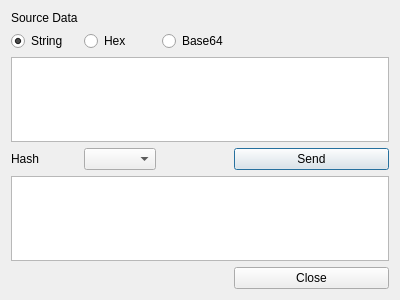
Qt form CertMan/tsp_dlg.ui (jykim74/CertMan) before a commit.
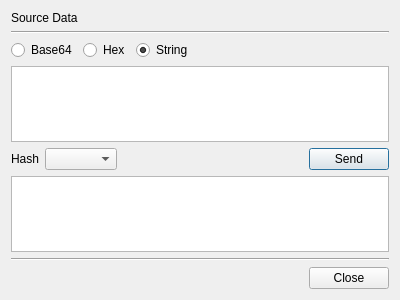
The same form after that commit.

Patch:
```diff
--- a/CertMan/tsp_dlg.ui
+++ b/CertMan/tsp_dlg.ui
@@ -13,80 +13,141 @@
   <property name="windowTitle">
    <string>TSP Service</string>
   </property>
-  <layout class="QGridLayout" name="gridLayout">
-   <item row="2" column="0" colspan="4">
-    <widget class="QPlainTextEdit" name="mSrcText"/>
-   </item>
-   <item row="1" column="0">
-    <widget class="QRadioButton" name="mSrcStringCheck">
-     <property name="text">
-      <string>String</string>
-     </property>
-     <property name="checked">
-      <bool>true</bool>
-     </property>
-    </widget>
-   </item>
-   <item row="3" column="0">
-    <widget class="QLabel" name="label_2">
-     <property name="text">
-      <string>Hash</string>
-     </property>
-    </widget>
-   </item>
-   <item row="3" column="3">
-    <widget class="QPushButton" name="mSendBtn">
-     <property name="text">
-      <string>Send</string>
-     </property>
-    </widget>
-   </item>
-   <item row="4" column="0" colspan="4">
-    <widget class="QPlainTextEdit" name="mOutputText"/>
-   </item>
-   <item row="0" column="0">
+  <layout class="QVBoxLayout" name="verticalLayout">
+   <item>
     <widget class="QLabel" name="label">
      <property name="text">
       <string>Source Data</string>
      </property>
     </widget>
    </item>
-   <item row="3" column="1">
-    <widget class="QComboBox" name="mHashCombo"/>
-   </item>
-   <item row="1" column="1">
-    <widget class="QRadioButton" name="mSrcHexCheck">
-     <property name="text">
-      <string>Hex</string>
+   <item>
+    <widget class="Line" name="line">
+     <property name="orientation">
+      <enum>Qt::Horizontal</enum>
      </property>
     </widget>
    </item>
-   <item row="5" column="3">
-    <widget class="QPushButton" name="mCloseBtn">
-     <property name="text">
-      <string>Close</string>
+   <item>
+    <layout class="QGridLayout" name="gridLayout">
+     <property name="topMargin">
+      <number>0</number>
      </property>
-    </widget>
+     <item row="0" column="2">
+      <widget class="QRadioButton" name="mSrcStringCheck">
+       <property name="text">
+        <string>String</string>
+       </property>
+       <property name="checked">
+        <bool>true</bool>
+       </property>
+      </widget>
+     </item>
+     <item row="0" column="1">
+      <widget class="QRadioButton" name="mSrcHexCheck">
+       <property name="text">
+        <string>Hex</string>
+       </property>
+      </widget>
+     </item>
+     <item row="0" column="0">
+      <widget class="QRadioButton" name="mSrcBase64Check">
+       <property name="text">
+        <string>Base64</string>
+       </property>
+      </widget>
+     </item>
+     <item row="0" column="3">
+      <spacer name="horizontalSpacer">
+       <property name="orientation">
+        <enum>Qt::Horizontal</enum>
+       </property>
+       <property name="sizeHint" stdset="0">
+        <size>
+         <width>40</width>
+         <height>20</height>
+        </size>
+       </property>
+      </spacer>
+     </item>
+    </layout>
    </item>
-   <item row="1" column="2">
-    <widget class="QRadioButton" name="mSrcBase64Check">
-     <property name="text">
-      <string>Base64</string>
+   <item>
+    <widget class="QPlainTextEdit" name="mSrcText"/>
+   </item>
+   <item>
+    <layout class="QGridLayout" name="gridLayout_2">
+     <property name="topMargin">
+      <number>0</number>
      </property>
-    </widget>
+     <item row="0" column="3">
+      <widget class="QPushButton" name="mSendBtn">
+       <property name="text">
+        <string>Send</string>
+       </property>
+      </widget>
+     </item>
+     <item row="0" column="1">
+      <widget class="QComboBox" name="mHashCombo"/>
+     </item>
+     <item row="0" column="0">
+      <widget class="QLabel" name="label_2">
+       <property name="text">
+        <string>Hash</string>
+       </property>
+      </widget>
+     </item>
+     <item row="0" column="2">
+      <spacer name="horizontalSpacer_2">
+       <property name="orientation">
+        <enum>Qt::Horizontal</enum>
+       </property>
+       <property name="sizeHint" stdset="0">
+        <size>
+         <width>40</width>
+         <height>20</height>
+        </size>
+       </property>
+      </spacer>
+     </item>
+    </layout>
    </item>
-   <item row="1" column="3">
-    <spacer name="horizontalSpacer">
+   <item>
+    <widget class="QPlainTextEdit" name="mOutputText"/>
+   </item>
+   <item>
+    <widget class="Line" name="line_2">
      <property name="orientation">
       <enum>Qt::Horizontal</enum>
      </property>
-     <property name="sizeHint" stdset="0">
-      <size>
-       <width>40</width>
-       <height>20</height>
-      </size>
+    </widget>
+   </item>
+   <item>
+    <layout class="QGridLayout" name="gridLayout_3">
+     <property name="topMargin">
+      <number>0</number>
      </property>
-    </spacer>
+     <item row="0" column="1">
+      <widget class="QPushButton" name="mCloseBtn">
+       <property name="text">
+        <string>Close</string>
+       </property>
+      </widget>
+     </item>
+     <item row="0" column="0">
+      <spacer name="horizontalSpacer_3">
+       <property name="orientation">
+        <enum>Qt::Horizontal</enum>
+       </property>
+       <property name="sizeHint" stdset="0">
+        <size>
+         <width>40</width>
+         <height>20</height>
+        </size>
+       </property>
+      </spacer>
+     </item>
+    </layout>
    </item>
   </layout>
  </widget>
```
Left out of the diff: 6 changed lines with no effect on the pictures.
